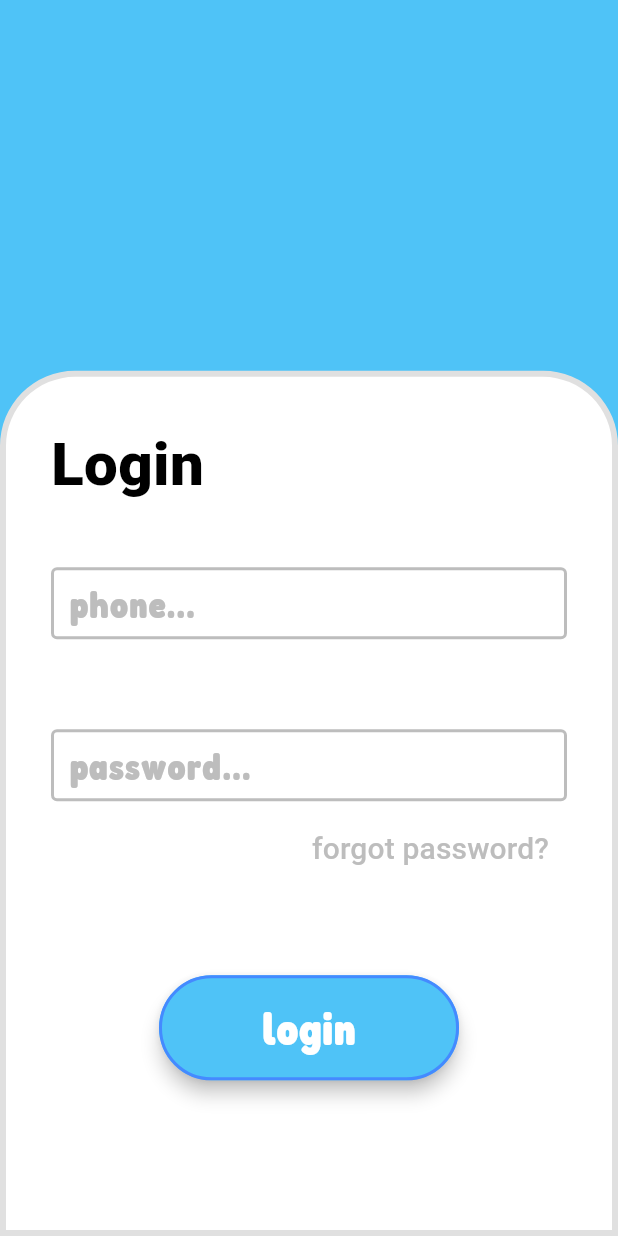
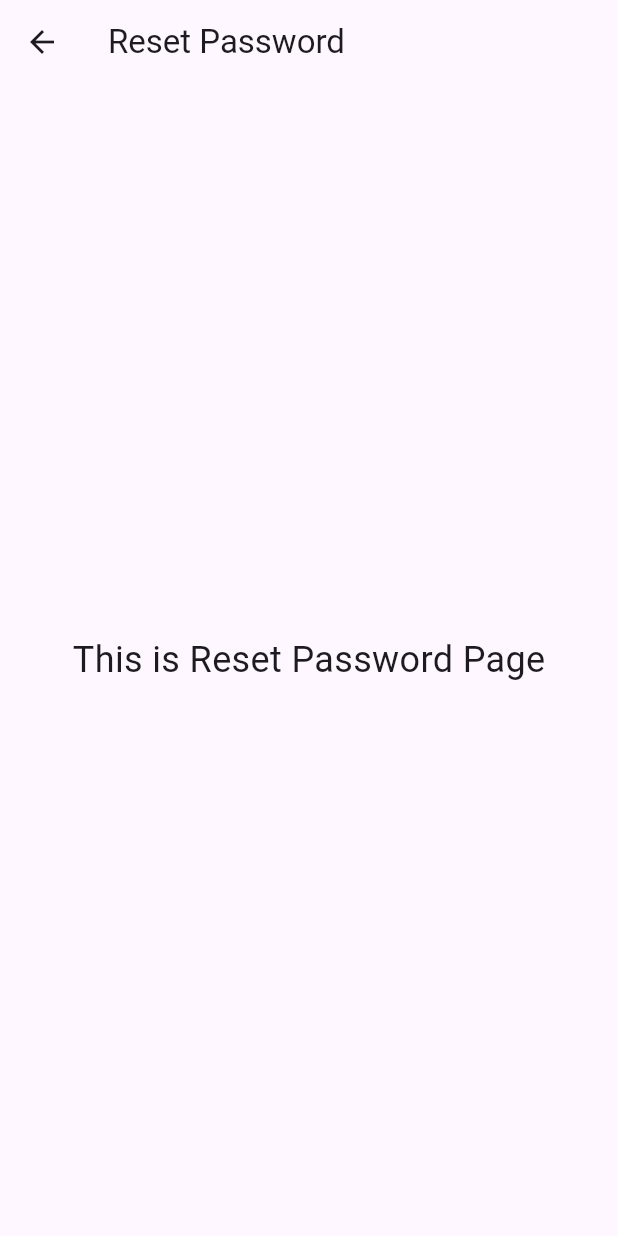
Before and after one commit to sopihtnapa22/project_luandry, a Flutter app: the LoginScreen screen opened directly, after a tap on "forgot password?", on a phone screen of 412 x 824 dp. Run offline on Flutter 3.47's test engine with Material 3 defaults, Android fonts, the light colour scheme and no system bars.

Commit message:
feat: add Reset Password screen with basic UI

```diff
--- a/lib/screens/login/login_screen.dart
+++ b/lib/screens/login/login_screen.dart
@@ -1,4 +1,5 @@
 import 'package:flutter/material.dart';
+import 'package:project_luandry/screens/password/reset_password.dart';
 
 class LoginScreen extends StatelessWidget {
   const LoginScreen({super.key});
@@ -8,7 +9,6 @@ class LoginScreen extends StatelessWidget {
     final TextEditingController phoneController = TextEditingController();
     final TextEditingController passwordController = TextEditingController();
 
-    // กำหนดสีหลักของธีม
     const Color primaryBlue = Color(0xFF4FC3F7);
 
     final double loginCardHeight = MediaQuery.of(context).size.height * 0.7;
@@ -18,6 +18,7 @@ class LoginScreen extends StatelessWidget {
       // ใช้ Stack เพื่อวางองค์ประกอบทับซ้อนกัน
       body: Stack(
         children: [
+          Positioned(top: 140, right: 30, child: Image.asset('assets/basket.png', width: 120, height: 120)),
           Align(
             alignment: Alignment.bottomCenter,
             child: Container(
@@ -75,7 +76,9 @@ class LoginScreen extends StatelessWidget {
                       Align(
                         alignment: Alignment.centerRight,
                         child: TextButton(
-                          onPressed: () {},
+                          onPressed: () {
+                            Navigator.push(context, MaterialPageRoute(builder: (context) => const ResetPasswordScreen()));
+                          },
                           child: const Text('forgot password?', style: TextStyle(color: Color(0xFFBDBDBD), fontSize: 20)),
                         ),
                       ),
@@ -85,7 +88,7 @@ class LoginScreen extends StatelessWidget {
                       Align(
                         alignment: Alignment.center,
                         child: SizedBox(
-                          width: 200, // <<< กำหนดความกว้างเอง
+                          width: 200,
                           child: ElevatedButton(
                             onPressed: () {
                               debugPrint('Phone: ${phoneController.text}');
--- /dev/null
+++ b/lib/screens/password/reset_password.dart
@@ -0,0 +1,13 @@
+import 'package:flutter/material.dart';
+
+class ResetPasswordScreen extends StatelessWidget {
+  const ResetPasswordScreen({super.key});
+
+  @override
+  Widget build(BuildContext context) {
+    return Scaffold(
+      appBar: AppBar(title: const Text("Reset Password")),
+      body: const Center(child: Text("This is Reset Password Page", style: TextStyle(fontSize: 24))),
+    );
+  }
+}
```
Also changed, not shown: pubspec.yaml (+7 -6 lines), assets/basket.png (added).
